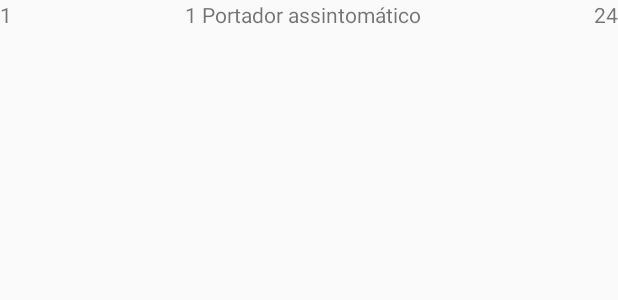
After one commit to LRacoci/CoronaTracker, an Android app: the layout value_response.xml on its own in the app's theme, with its tools: preview values and no code run, on a phone screen of 412 x 824 dp. The commit adds this screen. Shown: the top 300 px of the screen. Run offline under Robolectric (Android 15) with nearby library versions, the phone set to English and light mode, and no system bars.

Commit message:
Fixing first recyclerview and starting the second one

```diff
--- a/app/build.gradle
+++ b/app/build.gradle
@@ -27,7 +27,9 @@ android {
         sourceCompatibility JavaVersion.VERSION_1_8
         targetCompatibility JavaVersion.VERSION_1_8
     }
-
+    viewBinding {
+        enabled = true
+    }
 }
 
 dependencies {
--- a/app/src/main/res/layout/main_fragment.xml
+++ b/app/src/main/res/layout/main_fragment.xml
@@ -19,14 +19,14 @@
         app:layout_constraintTop_toTopOf="parent" />
 
     <androidx.recyclerview.widget.RecyclerView
-        android:id="@+id/brazil_list"
+        android:id="@+id/responses"
         android:layout_width="match_parent"
         android:layout_height="match_parent"
         app:layout_constraintStart_toStartOf="parent"
         app:layout_constraintTop_toTopOf="parent"
         app:layout_constraintEnd_toEndOf="parent"
         app:layout_constraintBottom_toBottomOf="parent"
-        tools:listitem="@layout/brazil_item"
+        tools:listitem="@layout/response"
         tools:itemCount="3"
         />
 
--- /dev/null
+++ b/app/src/main/res/layout/value_response.xml
@@ -0,0 +1,35 @@
+<?xml version="1.0" encoding="utf-8"?>
+<androidx.constraintlayout.widget.ConstraintLayout
+    xmlns:tools="http://schemas.android.com/tools"
+    xmlns:android="http://schemas.android.com/apk/res/android"
+    xmlns:app="http://schemas.android.com/apk/res-auto"
+    android:layout_width="match_parent"
+    android:layout_height="match_parent">
+
+    <TextView
+        android:id="@+id/cases"
+        android:layout_width="wrap_content"
+        android:layout_height="wrap_content"
+        app:layout_constraintStart_toStartOf="parent"
+        app:layout_constraintTop_toTopOf="parent"
+        tools:text="1" />
+
+    <TextView
+        android:id="@+id/suspects"
+        android:layout_width="wrap_content"
+        android:layout_height="wrap_content"
+        app:layout_constraintEnd_toEndOf="parent"
+        app:layout_constraintHorizontal_chainStyle="spread"
+        app:layout_constraintTop_toTopOf="parent"
+        tools:text="24" />
+
+    <TextView
+        android:id="@+id/comments"
+        android:layout_width="wrap_content"
+        android:layout_height="wrap_content"
+        app:layout_constraintEnd_toStartOf="@+id/suspects"
+        app:layout_constraintStart_toEndOf="@+id/cases"
+        app:layout_constraintTop_toTopOf="parent"
+        tools:text="1 Portador assintomático" />
+
+</androidx.constraintlayout.widget.ConstraintLayout>
```
Also changed, not shown: app/src/main/java/com/github/coronatracker/ui/main/MainFragment.kt (+16 -7 lines), app/src/main/java/com/github/coronatracker/ui/main/RecyclerViewSugar.kt (+28 -2 lines), app/src/main/res/layout/brazil_item.xml (deleted, +0 -17 lines), app/src/main/res/layout/response.xml (added, +45 -0 lines), 1 other file.
